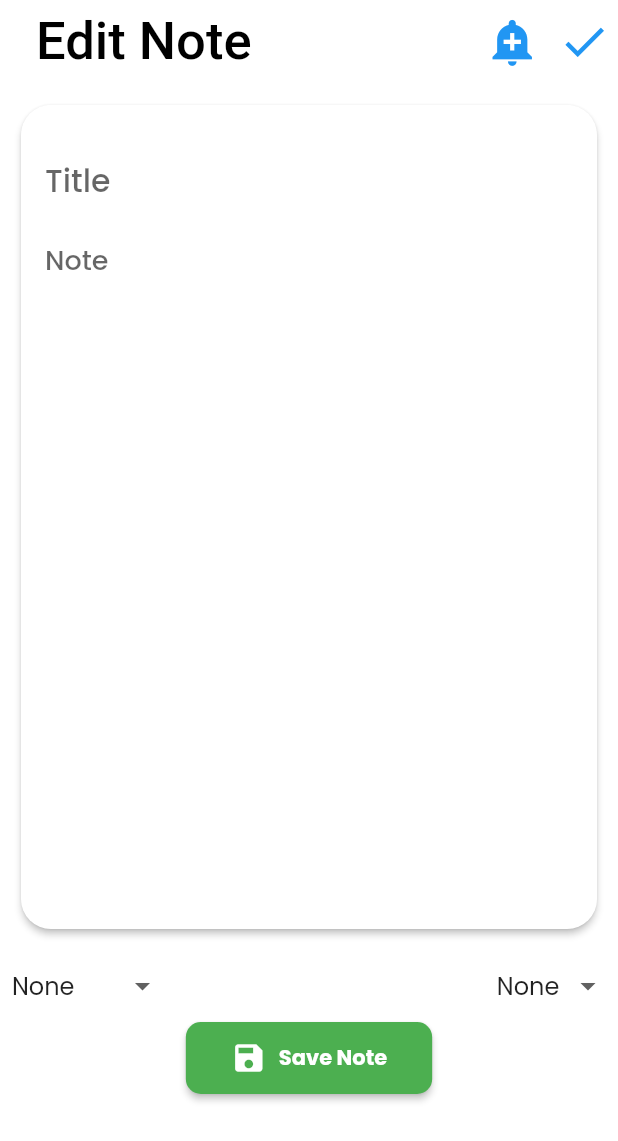
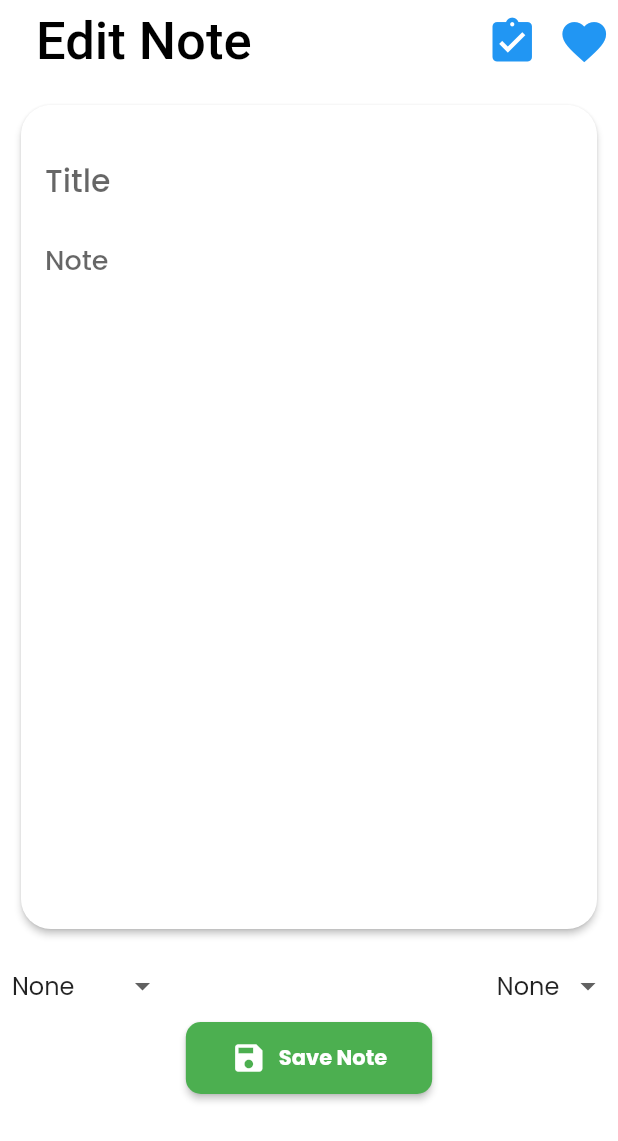
Before and after one commit to adarshbalu/note_worthy, a Flutter app: the screen it shows after launch, after a tap on "Add Note", on a phone screen of 412 x 824 dp. Shown: the top 1141 px of the screen. Run offline on Flutter 3.47's test engine with Material 2 defaults, Android fonts, the phone set to English and light mode, and no system bars; our stand-ins replace google_fonts, moor, moor_flutter; generated files the repository leaves out were written again.

Commit message:
Added ui modifications.

```diff
--- a/lib/ui/home/home_screen.dart
+++ b/lib/ui/home/home_screen.dart
@@ -13,7 +13,7 @@ class HomeScreen extends StatefulWidget {
 
 class _HomeScreenState extends State<HomeScreen> {
   ScrollController parentController;
-  int importantNotes = 0;
+  int importantNotes;
   Note _note = Note(
       category: 'none',
       type: 'none',
@@ -27,11 +27,12 @@ class _HomeScreenState extends State<HomeScreen> {
   void initState() {
     parentController = ScrollController();
     super.initState();
+    importantNotes = 0;
   }
 
   checkImportantNotes(List<Note> noteList) {
     for (var note in noteList) {
-      if (note.important) importantNotes++;
+      if (note.important && !note.completed) importantNotes++;
     }
     return importantNotes;
   }
@@ -48,13 +49,14 @@ class _HomeScreenState extends State<HomeScreen> {
           future: database.getAllNotes(),
           builder: (context, snapshot) {
             if (snapshot.hasData && !(snapshot.hasError)) {
+              checkImportantNotes(snapshot.data);
               return Column(
                 children: <Widget>[
-                  StreamBuilder(
+                  importantNotes > 0
+                      ? StreamBuilder(
                           stream: database.watchAllNotes(),
                           builder: (context, snapshot) {
                             if (snapshot.hasData) {
-                          if (checkImportantNotes(snapshot.data) > 0) {
                               return Expanded(
                                 child: ListView.builder(
                                   shrinkWrap: true,
@@ -81,8 +83,6 @@ class _HomeScreenState extends State<HomeScreen> {
                                   },
                                 ),
                               );
-                          } else
-                            return EmptyImportantNote();
                             } else if (snapshot.connectionState !=
                                 ConnectionState.done)
                               return Center(
@@ -90,7 +90,8 @@ class _HomeScreenState extends State<HomeScreen> {
                               );
                             else
                               return SizedBox();
-                      }),
+                          })
+                      : SizedBox(),
                   SizedBox(
                     height: 8,
                   ),
--- a/lib/ui/home/home_widgets.dart
+++ b/lib/ui/home/home_widgets.dart
@@ -151,27 +151,3 @@ class NoteCard extends StatelessWidget {
     );
   }
 }
-
-class EmptyImportantNote extends StatelessWidget {
-  const EmptyImportantNote({
-    Key key,
-  }) : super(key: key);
-
-  @override
-  Widget build(BuildContext context) {
-    return Center(
-      child: Container(
-          padding: EdgeInsets.all(8.0),
-          decoration: BoxDecoration(
-              color: Colors.indigo.shade400,
-              borderRadius: BorderRadius.circular(10)),
-          width: MediaQuery.of(context).size.width / 2.3,
-          height: MediaQuery.of(context).size.height / 3.4,
-          alignment: Alignment.center,
-          child: Text(
-            'No important notes',
-            style: TextStyle(color: Colors.white),
-          )),
-    );
-  }
-}
--- a/lib/ui/note_screen/note_screen.dart
+++ b/lib/ui/note_screen/note_screen.dart
@@ -46,6 +46,21 @@ class _NoteScreenState extends State<NoteScreen> {
           IconButton(
             onPressed: () {
               setState(() {
+                if (completed)
+                  completed = false;
+                else
+                  completed = true;
+              });
+            },
+            icon: Icon(
+              Icons.assignment_turned_in,
+              size: 35,
+              color: completed ? yes : no,
+            ),
+          ),
+          IconButton(
+            onPressed: () {
+              setState(() {
                 if (important)
                   important = false;
                 else
@@ -53,26 +68,11 @@ class _NoteScreenState extends State<NoteScreen> {
               });
             },
             icon: Icon(
-              Icons.add_alert,
+              Icons.favorite,
               size: 35,
               color: important ? yes : no,
             ),
           ),
-          IconButton(
-            onPressed: () {
-              setState(() {
-                if (completed)
-                  completed = false;
-                else
-                  completed = true;
-              });
-            },
-            icon: Icon(
-              Icons.done,
-              size: 35,
-              color: completed ? yes : no,
-            ),
-          )
         ],
       ),
       body: SingleChildScrollView(
--- a/pubspec.yaml
+++ b/pubspec.yaml
@@ -15,7 +15,7 @@ publish_to: 'none' # Remove this line if you wish to publish to pub.dev
 # In iOS, build-name is used as CFBundleShortVersionString while build-number used as CFBundleVersion.
 # Read more about iOS versioning at
 # https://developer.apple.com/library/archive/documentation/General/Reference/InfoPlistKeyReference/Articles/CoreFoundationKeys.html
-version: 1.0.0+1
+version: 1.1.0
 
 environment:
   sdk: ">=2.7.0 <3.0.0"
```
Lines whose indentation alone changed are shown as unchanged.
